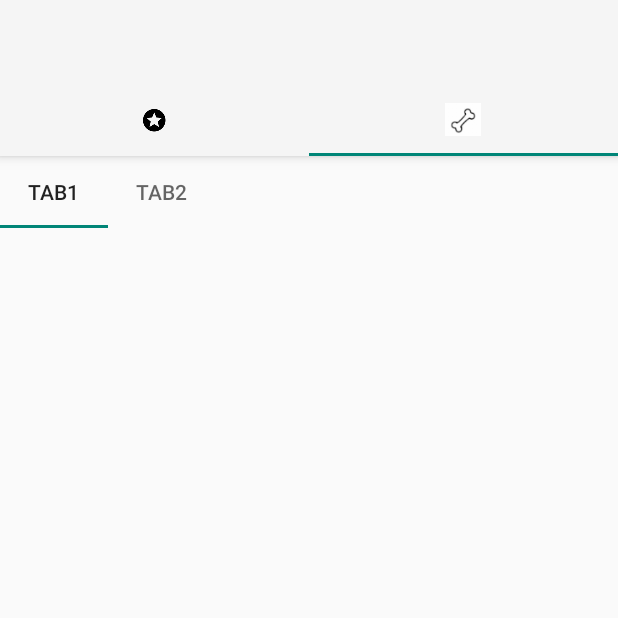
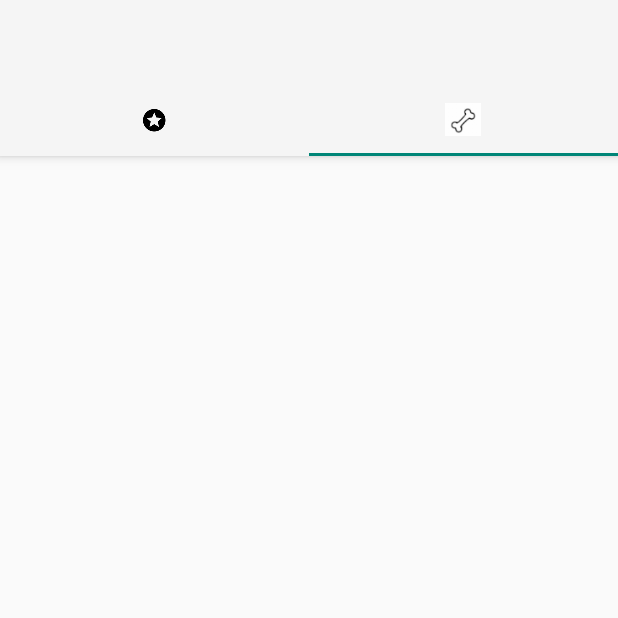
Before and after one commit to androidtenerife/Practica---Coursera, an Android app: the screen it shows after launch (MainActivity), tab 2 chosen, on a phone screen of 412 x 824 dp, the top half of it. Run offline under Robolectric (Android 15) with nearby library versions, the phone set to English and light mode, and no system bars; 1 statement that could not run was skipped.

Commit message:
Colocado el Appbar correctamente Colocado el TabBar correctamente Colocado el ViewPager al final.

```diff
--- a/app/src/main/java/com/chaacho/recyclerview/MainActivity.java
+++ b/app/src/main/java/com/chaacho/recyclerview/MainActivity.java
@@ -54,14 +54,6 @@ public class MainActivity extends AppCompatActivity {
             setSupportActionBar(toolbar);
         }
 
-        //setSupportActionBar(toolbar);
-        // Menú de opcionesu
-
-
-
-
-
-
     }
 
     @Override
@@ -94,7 +86,7 @@ public class MainActivity extends AppCompatActivity {
 
     // Debo cargar los fragments para ponerlos en órbita.
     private ArrayList<Fragment> agregarFragments() {
-        ArrayList<Fragment> fragments = new ArrayList<Fragment>();
+        ArrayList<Fragment> fragments = new ArrayList<>();
         fragments.add(new RecyclerViewFragment());
         fragments.add(new BlankFragment());
         return fragments;
--- a/app/src/main/java/com/chaacho/recyclerview/adapter/MascotaAdaptador.java
+++ b/app/src/main/java/com/chaacho/recyclerview/adapter/MascotaAdaptador.java
@@ -19,8 +19,8 @@ import com.chaacho.recyclerview.pojo.Mascotas;
 import java.util.ArrayList;
 
 public class MascotaAdaptador extends RecyclerView.Adapter<MascotaAdaptador.MascotaViewHolder> {
-    ArrayList<Mascotas>mascotas;
-    Activity activity;
+    private ArrayList<Mascotas>mascotas;
+    private Activity activity;
 
     public MascotaAdaptador(ArrayList<Mascotas> mascotas, Activity activity) {
         this.mascotas=mascotas;
--- a/app/src/main/java/com/chaacho/recyclerview/adapter/PageAdapter.java
+++ b/app/src/main/java/com/chaacho/recyclerview/adapter/PageAdapter.java
@@ -6,7 +6,7 @@ import androidx.fragment.app.FragmentPagerAdapter;
 
 import java.util.ArrayList;
 
-public class PageAdapter extends FragmentPagerAdapter {
+public class  PageAdapter extends FragmentPagerAdapter {
     private ArrayList<Fragment>fragments;
     public PageAdapter(FragmentManager fm, ArrayList<Fragment>fragments) {
         super(fm);
--- a/app/src/main/res/layout/activity_main.xml
+++ b/app/src/main/res/layout/activity_main.xml
@@ -5,6 +5,8 @@
 
     android:layout_width="match_parent"
     android:layout_height="match_parent">
+
+
 
     <com.google.android.material.appbar.AppBarLayout
         android:id="@+id/appbar"
@@ -25,53 +27,14 @@
             android:layout_width="match_parent"
             android:layout_height="match_parent">
 
-            <com.google.android.material.tabs.TabItem
-                android:layout_width="wrap_content"
-                android:layout_height="wrap_content"
-                android:text="Monday" />
 
-            <com.google.android.material.tabs.TabItem
-                android:layout_width="wrap_content"
-                android:layout_height="wrap_content"
-                android:text="Tuesday" />
 
-            <com.google.android.material.tabs.TabItem
-                android:layout_width="wrap_content"
-                android:layout_height="wrap_content"
-                android:text="Wednesday" />
         </com.google.android.material.tabs.TabLayout>
-
-        <androidx.viewpager.widget.ViewPager
-            android:id="@+id/viewPager"
-            android:layout_width="match_parent"
-            android:layout_height="match_parent" />
 
     </com.google.android.material.appbar.AppBarLayout>
 
-    <androidx.core.widget.NestedScrollView
+    <androidx.viewpager.widget.ViewPager
+        android:id="@+id/viewPager"
         android:layout_width="match_parent"
-        android:layout_height="match_parent"
-
-        app:layout_behavior="com.google.android.material.appbar.AppBarLayout$ScrollingViewBehavior">
-
-
-        <com.google.android.material.tabs.TabLayout
-            android:id="@+id/tabs"
-            android:layout_width="match_parent"
-            android:layout_height="wrap_content"
-
-            app:tabMode="scrollable">
-
-            <com.google.android.material.tabs.TabItem
-                android:layout_width="wrap_content"
-                android:layout_height="wrap_content"
-                android:text="Tab1" />
-
-            <com.google.android.material.tabs.TabItem
-                android:layout_width="wrap_content"
-                android:layout_height="wrap_content"
-                android:text="Tab2" />
-        </com.google.android.material.tabs.TabLayout>
-    </androidx.core.widget.NestedScrollView>
-
+        android:layout_height="match_parent" />
 </androidx.coordinatorlayout.widget.CoordinatorLayout>
```
